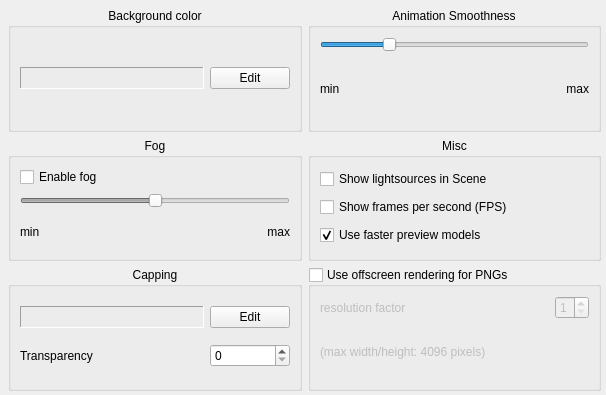
Old version of the form source/VIEW/DIALOGS/stageSettings.ui in the repository BALL-Project/ball.
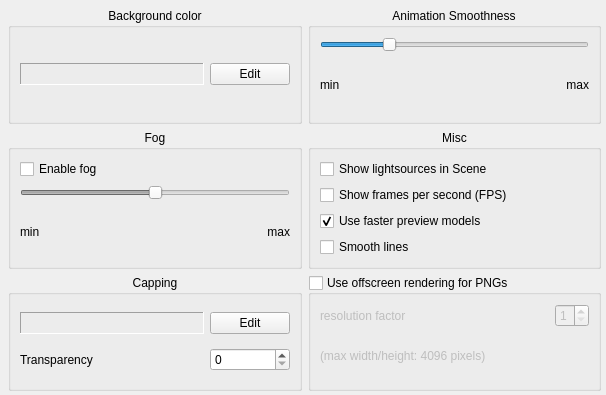
New version of the form.

Commit message:
Add an option enable/disable line smoothing
The lines in the wireframe and line models were drawn with
GL_LINE_SMOOTH enabled. This leads to very cluttered view for
large molecules.
This fixes bug #157

Additionally I could not resist fixing a few whitespace errors.

What changed in the file:
```diff
--- a/source/VIEW/DIALOGS/stageSettings.ui
+++ b/source/VIEW/DIALOGS/stageSettings.ui
@@ -150,9 +150,7 @@
           <item row="0" column="0" >
            <widget class="QLabel" name="factor_label" >
             <property name="sizePolicy" >
-             <sizepolicy>
-              <hsizetype>7</hsizetype>
-              <vsizetype>5</vsizetype>
+             <sizepolicy vsizetype="Preferred" hsizetype="Expanding" >
               <horstretch>0</horstretch>
               <verstretch>0</verstretch>
              </sizepolicy>
@@ -165,9 +163,7 @@
           <item row="1" column="0" colspan="2" >
            <widget class="QLabel" name="max_label" >
             <property name="sizePolicy" >
-             <sizepolicy>
-              <hsizetype>7</hsizetype>
-              <vsizetype>5</vsizetype>
+             <sizepolicy vsizetype="Preferred" hsizetype="Expanding" >
               <horstretch>0</horstretch>
               <verstretch>0</verstretch>
              </sizepolicy>
@@ -228,6 +224,16 @@
             </property>
            </widget>
           </item>
+          <item row="3" column="0" >
+           <widget class="QCheckBox" name="smooth_lines_" >
+            <property name="toolTip" >
+             <string>Should simple lines be smoothed by OpenGL? Enabling this options can lead to cluttered wireframe and line representations.</string>
+            </property>
+            <property name="text" >
+             <string>Smooth lines</string>
+            </property>
+           </widget>
+          </item>
          </layout>
         </widget>
        </item>
@@ -252,9 +258,7 @@
           <item row="0" column="0" >
            <widget class="QLabel" name="color_sample" >
             <property name="sizePolicy" >
-             <sizepolicy>
-              <hsizetype>7</hsizetype>
-              <vsizetype>5</vsizetype>
+             <sizepolicy vsizetype="Preferred" hsizetype="Expanding" >
               <horstretch>0</horstretch>
               <verstretch>0</verstretch>
              </sizepolicy>
@@ -373,9 +377,7 @@
           <item row="0" column="0" >
            <widget class="QLabel" name="capping_color" >
             <property name="sizePolicy" >
-             <sizepolicy>
-              <hsizetype>7</hsizetype>
-              <vsizetype>5</vsizetype>
+             <sizepolicy vsizetype="Preferred" hsizetype="Expanding" >
               <horstretch>0</horstretch>
               <verstretch>0</verstretch>
              </sizepolicy>
```
Left out of the diff: 48 changed lines with no effect on the pictures. The commit also changes 3 other files.
